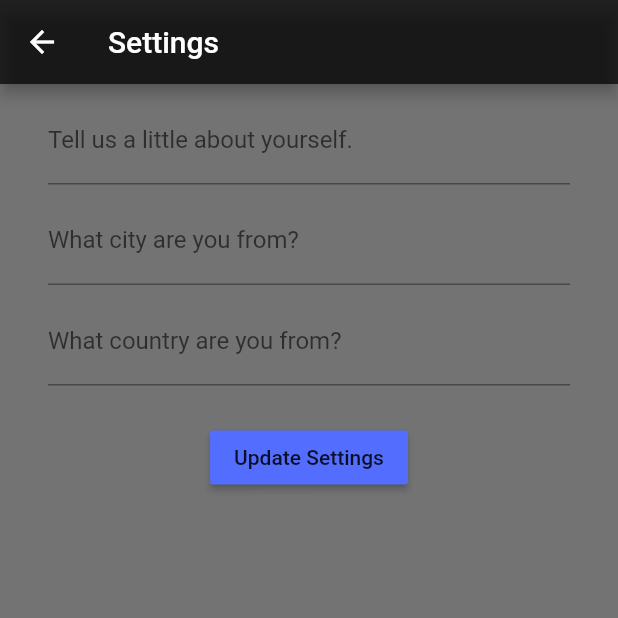
After one commit to Joehill27/CalendarShare, a Flutter app: the SettingsPage screen opened directly, on a phone screen of 412 x 824 dp, the top half of it. The commit adds this screen. Run offline on Flutter 3.47's test engine with Material 2 defaults, Android fonts, the phone set to English and light mode, and no system bars; our stand-ins replace smooth_star_rating; missing offline and left inert: search_widget; accounts and stored records are empty; network calls fail.

Commit message:
Updates to mobile and added getGroup endpoint

```diff
--- a/mobile/mobile_calendarshare/lib/search.dart
+++ b/mobile/mobile_calendarshare/lib/search.dart
@@ -1,6 +1,7 @@
 import 'package:flutter/material.dart';
 import 'package:mobile_calendarshare/group_page.dart';
 import 'package:search_widget/search_widget.dart';
+import './class_models/group_model.dart';
 
 class ListViewSearch extends StatefulWidget {
   final Group group;
--- /dev/null
+++ b/mobile/mobile_calendarshare/lib/settings.dart
@@ -0,0 +1,86 @@
+import 'package:flutter/material.dart';
+
+class SettingsPage extends StatefulWidget {
+  SettingsPage({Key key,
+    this.settings
+  }) : super(key: key);
+
+  final Map<String, dynamic> settings;
+
+  @override
+  _SettingsPageState createState() => new _SettingsPageState();
+}
+
+class _SettingsPageState extends State<SettingsPage> {
+  TextEditingController bioController = new TextEditingController();
+  TextEditingController cityController = new TextEditingController();
+  TextEditingController countryController = new TextEditingController();
+
+  void submitSettings(context) {
+    Map<String, dynamic> updateSettings = Map();
+    updateSettings.putIfAbsent('bio', () =>bioController.text);
+    updateSettings.putIfAbsent('city', () => cityController.text);
+    updateSettings.putIfAbsent('country', () => countryController);
+
+    Navigator.of(context).pop(updateSettings);
+  }
+
+  @override
+  Widget build(BuildContext context) {
+    return new Scaffold(
+      appBar: new AppBar(
+        title: new Text('Settings'),
+        backgroundColor: Colors.black87,
+      ),
+      body: new Container(
+        color: Colors.black54,
+        child: new Padding(
+          padding: const EdgeInsets.symmetric(
+            vertical: 8.0,
+            horizontal: 32.0,
+          ),
+          child: new Column(
+            children: [
+              new Padding(
+                padding: const EdgeInsets.only(bottom: 8.0),
+                child: new TextField(
+                    controller: bioController,
+                    decoration: new InputDecoration(
+                      labelText: 'Tell us a little about yourself.',
+                    )),
+              ),
+              new Padding(
+                padding: const EdgeInsets.only(bottom: 8.0),
+                child: new TextField(
+                    controller: cityController,
+                    decoration: new InputDecoration(
+                      labelText: "What city are you from?",
+                    )),
+              ),
+              new Padding(
+                padding: const EdgeInsets.only(bottom: 8.0),
+                child: new TextField(
+                    controller: countryController,
+                    decoration: new InputDecoration(
+                      labelText: 'What country are you from?',
+                    )),
+              ),
+              new Padding(
+                padding: const EdgeInsets.all(16.0),
+                child: new Builder(
+                  builder: (context) {
+                    return new RaisedButton(
+                      color: Colors.indigoAccent,
+                      child: new Text('Update Settings'),
+                      onPressed: () => submitSettings(context),
+                    );
+                  },
+                ),
+              ),
+            ],
+          ),
+        ),
+      ),
+    );
+  }
+}
```
Also changed, not shown: mobile/mobile_calendarshare/lib/api_calls/group_api_calls.dart (+24 -1 lines), mobile/mobile_calendarshare/lib/group_detail_page.dart (+6 -6 lines), mobile/mobile_calendarshare/lib/group_page.dart (+50 -30 lines), mobile/mobile_calendarshare/lib/helper_functions/json_parsing.dart (+13 -0 lines), mobile/mobile_calendarshare/lib/home.dart (+12 -42 lines), 1 other file.
